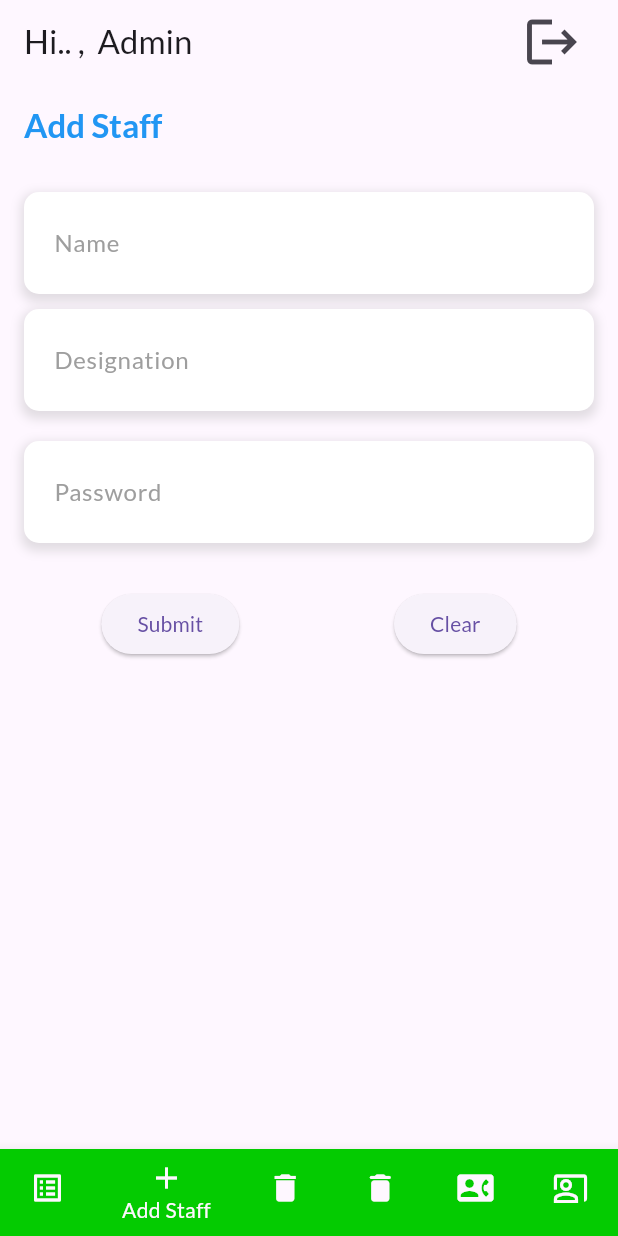
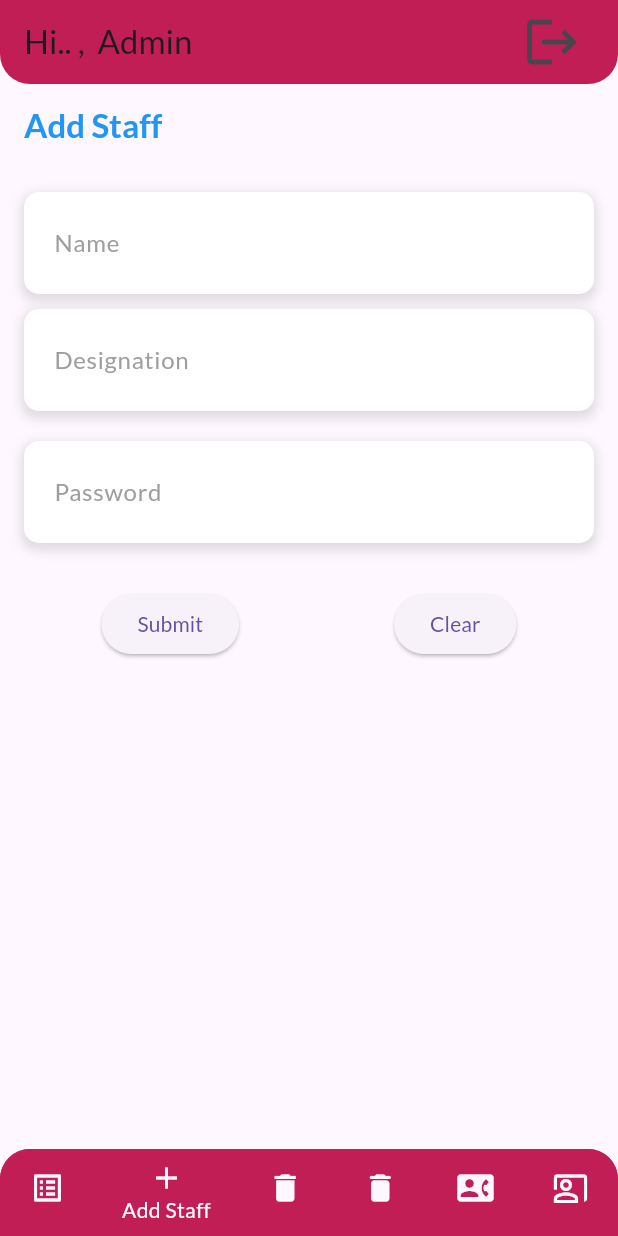
Before and after one commit to RakeshKumarSenapati/Staff_task_management, a Flutter app: the HomeNav screen opened directly, item 2 of the bottom bar chosen, on a phone screen of 412 x 824 dp. Run offline on Flutter 3.47's test engine with Material 3 defaults, Android fonts, the phone set to English and light mode, and no system bars; our stand-ins replace animate_do, file_picker, flutter_svg, fluttertoast, google_fonts, image_picker and 2 more; missing offline and left inert: flutter_phone_direct_caller, mobile_scanner, qr_scanner_overlay; accounts and stored records are empty; network calls fail.

Commit message:
admin color changes

```diff
--- a/lib/admin_home.dart
+++ b/lib/admin_home.dart
@@ -38,8 +38,16 @@ class _HomeNavState extends State<HomeNav> {
 
   @override
   Widget build(BuildContext context) {
+    const _color1 = Color.fromARGB(255, 194, 30, 86);
     return Scaffold(
       appBar: AppBar(
+        backgroundColor: _color1,
+        shape: RoundedRectangleBorder(
+          borderRadius: BorderRadius.only(
+            bottomLeft: Radius.circular(20),
+            bottomRight: Radius.circular(20),
+          ),
+        ),
         actions: <Widget>[
           Container(
             margin: EdgeInsets.only(right: 16.0),
@@ -58,42 +66,50 @@ class _HomeNavState extends State<HomeNav> {
         title: Text('Hi.. ,  Admin'),
       ),
       body: _pages[_currentIndex],
-      bottomNavigationBar: Container(
-        color: Colors.blue,
+      bottomNavigationBar: ClipRRect(
+        borderRadius: BorderRadius.only(
+          topLeft: Radius.circular(20),
+          topRight: Radius.circular(20),
+        ),
+        child: Container(
+          color: Color(0xFFC21E56),
           child: BottomNavigationBar(
-
             currentIndex: _currentIndex,
             onTap: (int index) {
               setState(() {
                 _currentIndex = index;
+                if (index ==2) {
+                  // _showContactDialog(context);
+                }
               });
             },
             items: const [
            BottomNavigationBarItem(
                 icon: Icon(Icons.list_alt),
                 label: 'Work Ststus',
-                backgroundColor: Color.fromARGB(255, 191, 1, 243)),
+                backgroundColor: _color1),
             BottomNavigationBarItem(
                 icon: Icon(Icons.add),
                 label: 'Add Staff',
-                backgroundColor: Color.fromARGB(255, 4, 203, 1)),
+                backgroundColor: _color1),
             BottomNavigationBarItem(
                 icon: Icon(Icons.delete),
                 label: 'Delete Staff',
-                backgroundColor:Color.fromARGB(255, 255, 0, 0)),
+                backgroundColor:_color1),
             BottomNavigationBarItem(
                 icon: Icon(Icons.delete_rounded),
                 label: 'Delete Work',
-                backgroundColor:Color.fromARGB(255, 226, 72, 1)),
+                backgroundColor:_color1),
             BottomNavigationBarItem(
                 icon: Icon(Icons.contact_phone),
                 label: 'Student Contacts',
-                backgroundColor:Color.fromARGB(255, 1, 147, 226)),
+                backgroundColor:_color1),
             BottomNavigationBarItem(
                 icon: Icon(Icons.co_present_outlined),
                 label: 'Atendance',
-                backgroundColor:Color.fromARGB(255, 1, 147, 226)),
+                backgroundColor:_color1),
           ],
+          ),
         ),
       ),
     );
```
Lines whose indentation alone changed are shown as unchanged.
